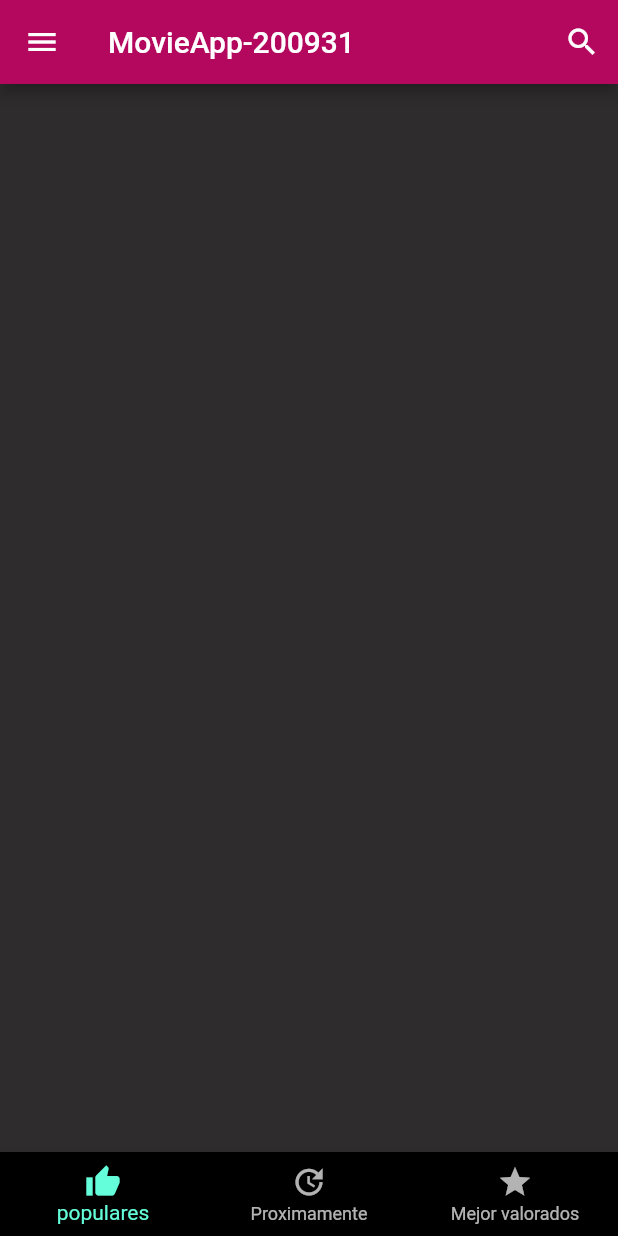
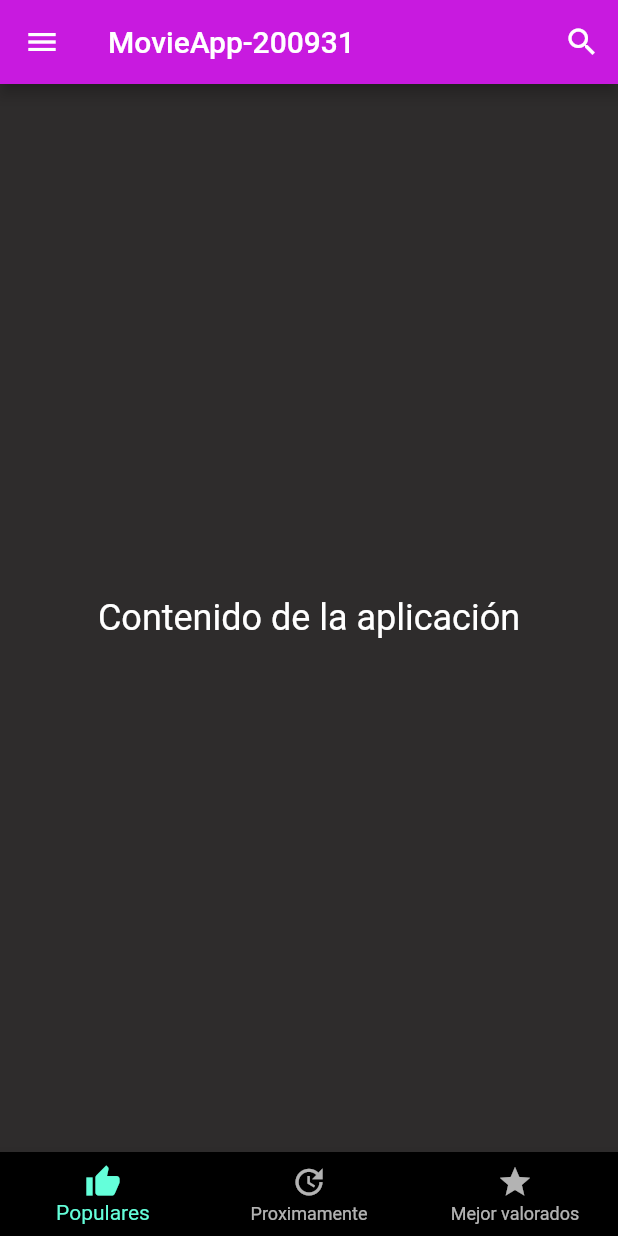
Before and after one commit to Uriel-200931/Practica7_200931, a Flutter app: the screen it shows after launch, on a phone screen of 412 x 824 dp. Run offline on Flutter 3.47's test engine with Material 2 defaults, Android fonts, the phone set to English and light mode, and no system bars.

Commit message:
cambio final

```diff
--- a/lib/home.dart
+++ b/lib/home.dart
@@ -1,150 +1,123 @@
 import 'package:flutter/material.dart';
 
-class Home extends StatefulWidget {
-  const Home({super.key});
-  @override
-  State<Home> createState() => _HomeState();
-}
-
-class _HomeState extends State<Home> {
-  final double iconSize = 40.0; // Tamaño del icono
-  // Estilo de fuente personalizado
+class Home extends StatelessWidget {
+  final double iconSize = 40.0;
   final TextStyle customTextStyle = TextStyle(
-    fontFamily: 'MiFuente', // Nombre de la fuente definido en pubspec.yaml
-    fontSize: 22.0, // Tamaño de fuente deseado
-    fontWeight: FontWeight
-        .bold, // Puedes ajustar el peso de la fuente según tus preferencias
+    fontFamily: 'MiFuente',
+    fontSize: 22.0,
+    fontWeight: FontWeight.bold,
+    color: Colors.white,
   );
 
   @override
   Widget build(BuildContext context) {
-    // Crear un tema personalizado para la aplicación
-    final ThemeData appTheme = ThemeData.dark().copyWith(
-      primaryColor:
-          Color.fromARGB(255, 214, 19, 165), // Color azul para la AppBar
-      scaffoldBackgroundColor:
-          Color.fromARGB(255, 46, 44, 44), // Fondo negro del cuerpo
-      canvasColor: Color.fromARGB(255, 0, 0, 0), // Fondo oscuro del Drawer
-    );
-
-    // Aplicar el tema personalizado a la aplicación
     return MaterialApp(
       debugShowCheckedModeBanner: false,
+      theme: ThemeData.dark().copyWith(
+        primaryColor: Color.fromARGB(255, 19, 168, 214),
+        scaffoldBackgroundColor: Color.fromARGB(255, 46, 44, 44),
+        canvasColor: Color.fromARGB(255, 0, 0, 0),
+      ),
       home: Scaffold(
         appBar: AppBar(
-          backgroundColor: Color.fromARGB(255, 179, 8, 93),
-          // Barra de navegación superior (AppBar) con un título y un botón de búsqueda
-          title: Text("MovieApp-200931"), // Título de la aplicación
+          backgroundColor: Color.fromARGB(255, 200, 26, 223),
+          title: Text("MovieApp-200931"),
           actions: <Widget>[
             IconButton(
-              icon: Icon(
-                Icons.search,
+              icon: Icon(Icons.search),
               color: Colors.white,
-              ),
               onPressed: () {
                 // Acción a ejecutar cuando se presiona el botón de búsqueda
               },
             ),
           ],
         ),
-        drawer: Drawer(
-          // Menú lateral (Drawer) que se despliega desde el borde izquierdo
+        drawer: _buildDrawer(context),
+        body: Center(
+          // Contenido de tu aplicación
+          child: Text(
+            "Contenido de la aplicación",
+            style: TextStyle(fontSize: 24),
+          ),
+        ),
+        bottomNavigationBar: _buildBottomNavigationBar(),
+      ),
+    );
+  }
+
+  Widget _buildDrawer(BuildContext context) {
+    return Drawer(
       child: ListView(
         children: <Widget>[
-              new DrawerHeader(
-                child: Center(
-                  child: Text(
-                    '',
-                    style: TextStyle(
-                      color: Colors.black38,
-                      fontSize: 24,
+          DrawerHeader(
+            child: Container(), // Contenido del DrawerHeader
+            decoration: BoxDecoration(
+              image: DecorationImage(
+                image: AssetImage('assets/icono.png'),
+                fit: BoxFit.cover,
               ),
             ),
           ),
-                decoration: BoxDecoration(
-                    image: DecorationImage(
-                        image: AssetImage('assets/icono.png'),
-                        fit: BoxFit.cover)),
-              ), // Elemento del menú "peliculas"
-              ListTile(
+          _buildDrawerItem(context, "Peliculas", "assets/1.png"),
+          _buildDivider(),
+          _buildDrawerItem(context, "Television", "assets/2.png"),
+          _buildDivider(),
+          _buildDrawerItem(context, "Cerrar", "assets/3.png"),
+        ],
+      ),
+    );
+  }
+
+  Widget _buildDrawerItem(
+      BuildContext context, String title, String imagePath) {
+    return ListTile(
       title: Text(
-                  "Peliculas",
-                  style: customTextStyle.copyWith(
-                      color: Colors.white), // Texto en blanco
+        title,
+        style: customTextStyle,
       ),
-                trailing: Image.asset(
-                  "assets/1.png", // Ruta de la imagen para películas en assets
+      leading: Image.asset(
+        imagePath,
         width: iconSize,
         height: iconSize,
       ),
-              ),
-
-              // Separador en el menú
-              Divider(
-                height: 5.0,
-                color: Colors.white, // Línea de separación en blanco
-              ),
-
-              // Elemento del menú "Television"
-              ListTile(
-                title: Text(
-                  "Television",
-                  style: customTextStyle.copyWith(
-                      color: Colors.white), // Texto en blanco
-                ),
-                trailing: Image.asset(
-                  "assets/2.png", // Ruta de la imagen para televisión en assets
-                  width: iconSize,
-                  height: iconSize,
-                ),
-              ),
-
-              // Separador en el menú
-              Divider(
-                height: 5.0,
-                color: Colors.white, // Línea de separación en blanco
-              ),
-
-              // Elemento del menú "Cerrar"
-              ListTile(
-                title: Text(
-                  "Cerrar",
-                  style: customTextStyle.copyWith(
-                      color: Colors.white), // Texto en blanco
-                ),
-                trailing: Image.asset(
-                  "assets/3.png", // Ruta de la imagen para cerrar en assets
-                  width: iconSize,
-                  height: iconSize,
-                ),
-                onTap: () => Navigator.of(context).pop(),
-              ),
-            ],
-          ),
-        ),
-        bottomNavigationBar: BottomNavigationBar(
-          // Barra de navegación inferior (BottomNavigationBar) con iconos y etiquetas
-          items: _obtenerIconos(),
-        ),
-      ),
-      theme: appTheme, // Aplicar el tema personalizado aquí
+      onTap: () {
+        if (title == "Cerrar") {
+          Navigator.pushReplacement(
+            context,
+            MaterialPageRoute(builder: (context) => Home()),
+          );
+        }
+        // Realiza otras acciones si es necesario
+      },
     );
   }
 
-  // Método para obtener los elementos de la barra de navegación inferior
+  Widget _buildDivider() {
+    return Divider(
+      height: 5.0,
+      color: Colors.white,
+    );
+  }
+
+  Widget _buildBottomNavigationBar() {
+    return BottomNavigationBar(
+      items: _obtenerIconos(),
+    );
+  }
+
   List<BottomNavigationBarItem> _obtenerIconos() {
     return [
       BottomNavigationBarItem(
-        icon: Icon(Icons.thumb_up), // Icono de pulgar hacia arriba
-        label: "populares", // Etiqueta para la opción "populares"
+        icon: Icon(Icons.thumb_up),
+        label: "Populares",
       ),
       BottomNavigationBarItem(
-        icon: Icon(Icons.update), // Icono de actualización
-        label: "Proximamente", // Etiqueta para la opción "Proximamente"
+        icon: Icon(Icons.update),
+        label: "Proximamente",
       ),
       BottomNavigationBarItem(
-        icon: Icon(Icons.star), // Icono de estrella
-        label: "Mejor valorados", // Etiqueta para la opción "Mejor valorados"
+        icon: Icon(Icons.star),
+        label: "Mejor valorados",
       ),
     ];
   }
```
Lines whose indentation alone changed are shown as unchanged.
